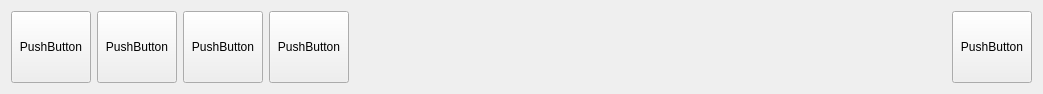
The window that hs_analyse_action.ui (Ying3141/yizumi-monitor) describes before a commit, drawn with Qt 5.
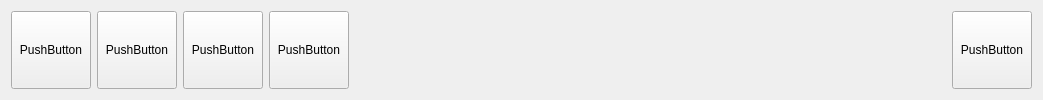
The same window after the commit.

```diff
--- a/hs_analyse_action.ui
+++ b/hs_analyse_action.ui
@@ -7,7 +7,7 @@
     <x>0</x>
     <y>0</y>
     <width>1043</width>
-    <height>94</height>
+    <height>100</height>
    </rect>
   </property>
   <property name="sizePolicy">
@@ -19,7 +19,7 @@
   <property name="minimumSize">
    <size>
     <width>0</width>
-    <height>0</height>
+    <height>100</height>
    </size>
   </property>
   <property name="windowTitle">
```
